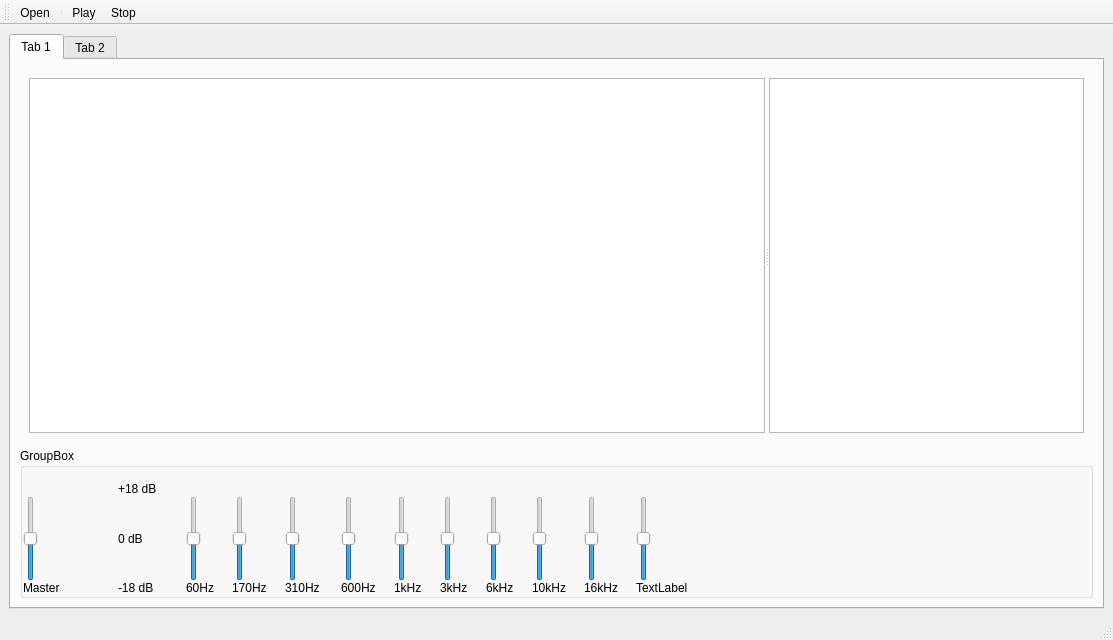
osama51/equalizer, file gui.ui: the form before one commit.
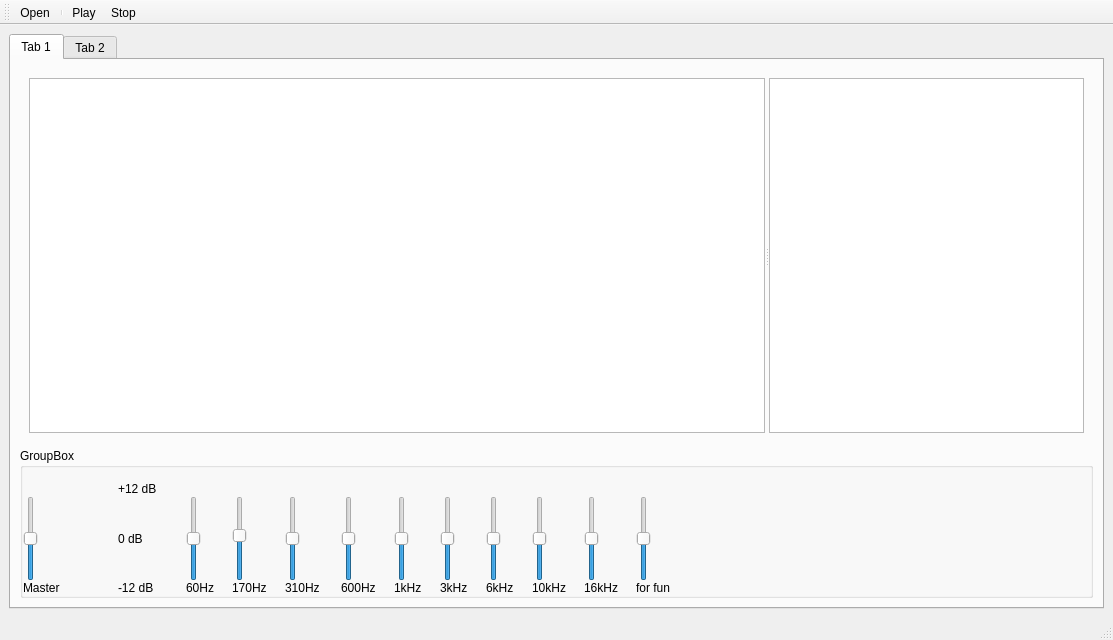
The form after the commit. Icons and pictures are not drawn. Custom widgets are drawn as their Qt base class.

```diff
--- a/gui.ui
+++ b/gui.ui
@@ -184,7 +184,7 @@
            <item row="3" column="3">
             <widget class="QLabel" name="label_24">
              <property name="text">
-              <string>-18 dB</string>
+              <string>-12 dB</string>
              </property>
             </widget>
            </item>
@@ -205,7 +205,7 @@
            <item row="3" column="13">
             <widget class="QLabel" name="label_12">
              <property name="text">
-              <string>TextLabel</string>
+              <string>for fun</string>
              </property>
             </widget>
            </item>
@@ -295,7 +295,7 @@
               </size>
              </property>
              <property name="text">
-              <string>+18 dB</string>
+              <string>+12 dB</string>
              </property>
             </widget>
            </item>
@@ -322,10 +322,10 @@
            <item row="2" column="5">
             <widget class="QSlider" name="verticalSlider_170">
              <property name="minimum">
-              <number>-18</number>
+              <number>-12</number>
              </property>
              <property name="maximum">
-              <number>18</number>
+              <number>10</number>
              </property>
              <property name="orientation">
               <enum>Qt::Vertical</enum>
```
Left out of the diff: 32 changed lines with no effect on the pictures.
